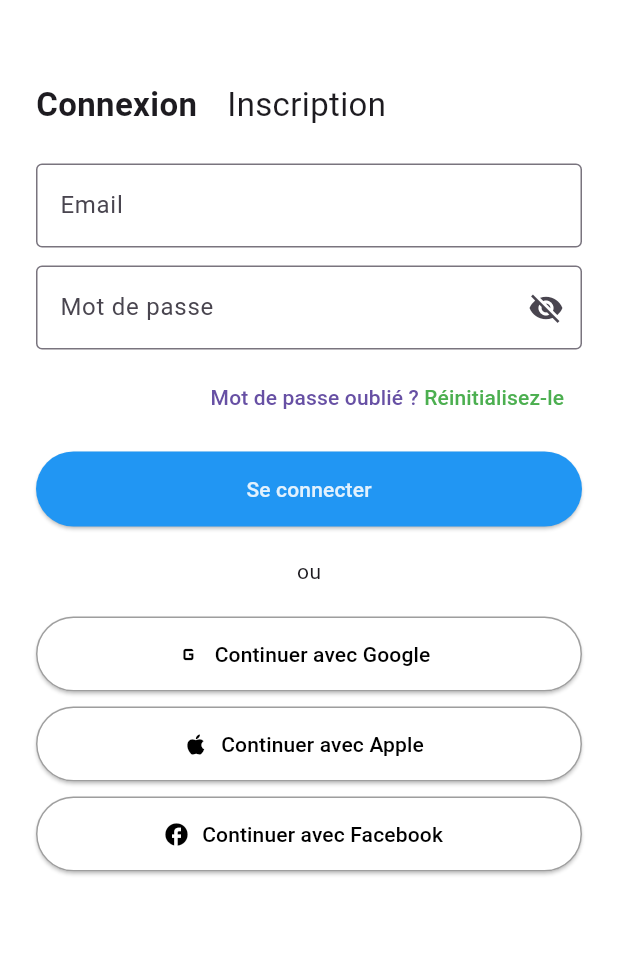
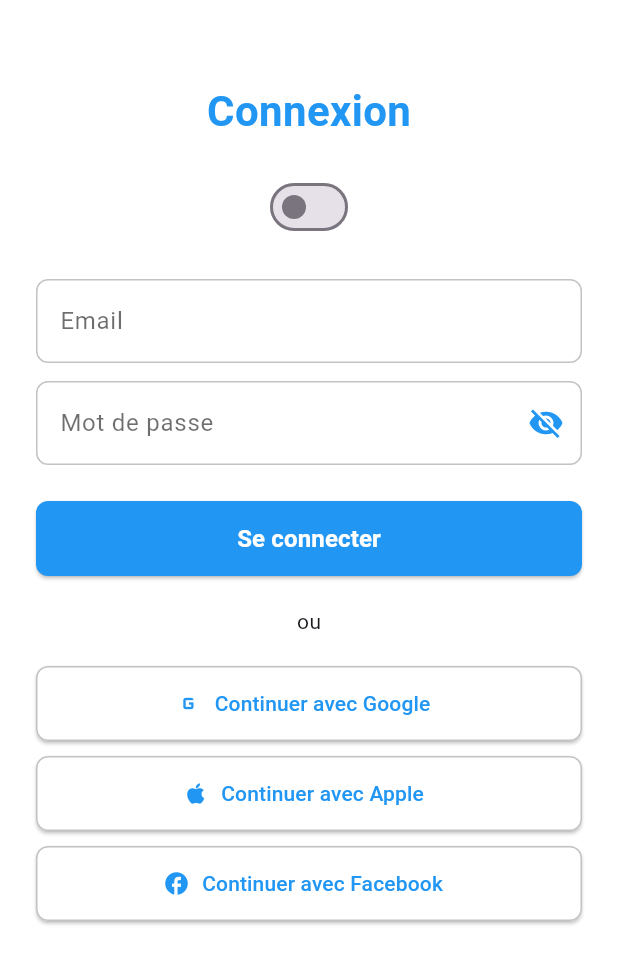
Before and after one commit to blvck2371/Mytodo, a Flutter app: the screen it shows after launch, on a phone screen of 412 x 824 dp. Shown: the top 964 px of the screen. Run offline on Flutter 3.47's test engine with Material 3 defaults, Android fonts, the phone set to English and light mode, and no system bars; our stand-ins replace cloud_firestore, firebase_auth, firebase_core, flutter_local_notifications, get, google_sign_in and 1 more; accounts and stored records are empty.

Commit message:
new login form

```diff
--- a/lib/view/Loginpage.dart
+++ b/lib/view/Loginpage.dart
@@ -4,6 +4,7 @@ import 'package:google_sign_in/google_sign_in.dart';
 import 'package:get/get.dart';
 import 'package:cloud_firestore/cloud_firestore.dart';
 import 'package:flutter/services.dart';
+import '../theme/appColors.dart';
 
 import 'home.dart';
 
@@ -150,46 +151,10 @@ class _LoginPageState extends State<LoginPage> {
     }
   }
 
-  Widget buildSocialButton(String label, IconData icon, VoidCallback onTap) {
-    return ElevatedButton.icon(
-      onPressed: onTap,
-      icon: Icon(icon, color: Colors.black),
-      label: Text(label, style: const TextStyle(color: Colors.black)),
-      style: ElevatedButton.styleFrom(
-        backgroundColor: Colors.white,
-        minimumSize: const Size.fromHeight(50),
-        side: const BorderSide(color: Colors.grey),
-      ),
-    );
-  }
-
-  Widget buildTextField({
-    required String label,
-    required TextEditingController controller,
-    bool obscure = false,
-    Widget? suffix,
-    String? Function(String?)? validator,
-    TextInputType? keyboardType,
-    List<TextInputFormatter>? inputFormatters,
-  }) {
-    return TextFormField(
-      controller: controller,
-      obscureText: obscure,
-      validator: validator,
-      keyboardType: keyboardType,
-      inputFormatters: inputFormatters,
-      decoration: InputDecoration(
-        labelText: label,
-        border: const OutlineInputBorder(),
-        suffixIcon: suffix,
-      ),
-    );
-  }
-
   @override
   Widget build(BuildContext context) {
     return Scaffold(
-      backgroundColor: Colors.white,
+      backgroundColor: Appcolors.backgroundcolorLight,
       body: SafeArea(
         child: Form(
           key: _formKey,
@@ -197,30 +162,28 @@ class _LoginPageState extends State<LoginPage> {
             padding: const EdgeInsets.all(24),
             children: [
               const SizedBox(height: 30),
-              Row(
-                children: [
-                  GestureDetector(
-                    onTap: () => setState(() => isLogin = true),
-                    child: Text(
-                      'Connexion',
-                      style: TextStyle(
-                        fontSize: 22,
-                        fontWeight: isLogin ? FontWeight.bold : FontWeight.normal,
-                      ),
-                    ),
+              Center(
+                child: Text(
+                  isLogin ? 'Connexion' : 'Inscription',
+                  style: TextStyle(
+                    fontSize: 28,
+                    fontWeight: FontWeight.bold,
+                    color: Appcolors.primaryColorLight,
                   ),
-                  const SizedBox(width: 20),
-                  GestureDetector(
-                    onTap: () => setState(() => isLogin = false),
-                    child: Text(
-                      'Inscription',
-                      style: TextStyle(
-                        fontSize: 22,
-                        fontWeight: !isLogin ? FontWeight.bold : FontWeight.normal,
-                      ),
-                    ),
-                  ),
-                ],
+                ),
+              ),
+              const SizedBox(height: 20),
+              Center(
+                child: Switch(
+                  value: !isLogin,
+                  onChanged: (value) {
+                    setState(() {
+                      isLogin = !value;
+                    });
+                  },
+                  activeColor: Appcolors.primaryColorLight,
+                  activeTrackColor: Appcolors.secondaryColorLight,
+                ),
               ),
               const SizedBox(height: 24),
               if (!isLogin) ...[
@@ -260,6 +223,7 @@ class _LoginPageState extends State<LoginPage> {
                 suffix: IconButton(
                   icon: Icon(
                     isPasswordVisible ? Icons.visibility : Icons.visibility_off,
+                    color: Appcolors.primaryColorLight,
                   ),
                   onPressed: () => setState(() => isPasswordVisible = !isPasswordVisible),
                 ),
@@ -279,43 +243,26 @@ class _LoginPageState extends State<LoginPage> {
                   suffix: IconButton(
                     icon: Icon(
                       isConfirmPasswordVisible ? Icons.visibility : Icons.visibility_off,
+                      color: Appcolors.primaryColorLight,
                     ),
                     onPressed: () => setState(() => isConfirmPasswordVisible = !isConfirmPasswordVisible),
                   ),
                 ),
               ],
-              const SizedBox(height: 8),
-              if (isLogin)
-                Align(
-                  alignment: Alignment.centerRight,
-                  child: TextButton(
-                    onPressed: () {}, // TODO: reset password
-                    child: const Text.rich(
-                      TextSpan(
-                        text: "Mot de passe oublié ? ",
-                        children: [
-                          TextSpan(
-                            text: "Réinitialisez-le",
-                            style: TextStyle(color: Colors.green),
-                          ),
-                        ],
-                      ),
-                    ),
+              const SizedBox(height: 24),
+              ElevatedButton(
+                onPressed: isLogin ? signInWithEmailPassword : registerWithEmailPassword,
+                style: ElevatedButton.styleFrom(
+                  backgroundColor: Appcolors.primaryColorLight,
+                  foregroundColor: Colors.white,
+                  minimumSize: const Size.fromHeight(50),
+                  shape: RoundedRectangleBorder(
+                    borderRadius: BorderRadius.circular(8),
                   ),
-                ),
-              const SizedBox(height: 12),
-              ElevatedButton(
-                onPressed:
-                    isLogin ? signInWithEmailPassword : registerWithEmailPassword,
-                style: ElevatedButton.styleFrom(
-                  backgroundColor: Theme.of(context).primaryColor,
-                  minimumSize: const Size.fromHeight(50),
                 ),
                 child: Text(
                   isLogin ? "Se connecter" : "Créer un compte",
-                  style: TextStyle(
-                    color: Theme.of(context).scaffoldBackgroundColor,
-                  ),
+                  style: const TextStyle(fontSize: 16, fontWeight: FontWeight.bold),
                 ),
               ),
               const SizedBox(height: 20),
@@ -344,4 +291,60 @@ class _LoginPageState extends State<LoginPage> {
       ),
     );
   }
+
+  Widget buildSocialButton(String label, IconData icon, VoidCallback onTap) {
+    return ElevatedButton.icon(
+      onPressed: onTap,
+      icon: Icon(icon, color: Appcolors.primaryColorLight),
+      label: Text(label, style: TextStyle(color: Appcolors.primaryColorLight)),
+      style: ElevatedButton.styleFrom(
+        backgroundColor: Colors.white,
+        minimumSize: const Size.fromHeight(50),
+        side: BorderSide(color: Appcolors.secondaryColorLight),
+        shape: RoundedRectangleBorder(
+          borderRadius: BorderRadius.circular(8),
+        ),
+      ),
+    );
+  }
+
+  Widget buildTextField({
+    required String label,
+    required TextEditingController controller,
+    bool obscure = false,
+    Widget? suffix,
+    String? Function(String?)? validator,
+    TextInputType? keyboardType,
+    List<TextInputFormatter>? inputFormatters,
+  }) {
+    return TextFormField(
+      controller: controller,
+      obscureText: obscure,
+      validator: validator,
+      keyboardType: keyboardType,
+      inputFormatters: inputFormatters,
+      style: TextStyle(color: Appcolors.textColorlight),
+      decoration: InputDecoration(
+        labelText: label,
+        labelStyle: TextStyle(color: Appcolors.textColorlightsm),
+        border: OutlineInputBorder(
+          borderRadius: BorderRadius.circular(8),
+          borderSide: BorderSide(color: Appcolors.secondaryColorLight),
+        ),
+        enabledBorder: OutlineInputBorder(
+          borderRadius: BorderRadius.circular(8),
+          borderSide: BorderSide(color: Appcolors.secondaryColorLight),
+        ),
+        focusedBorder: OutlineInputBorder(
+          borderRadius: BorderRadius.circular(8),
+          borderSide: BorderSide(color: Appcolors.primaryColorLight),
+        ),
+        errorBorder: OutlineInputBorder(
+          borderRadius: BorderRadius.circular(8),
+          borderSide: const BorderSide(color: Colors.red),
+        ),
+        suffixIcon: suffix,
+      ),
+    );
+  }
 }
```
